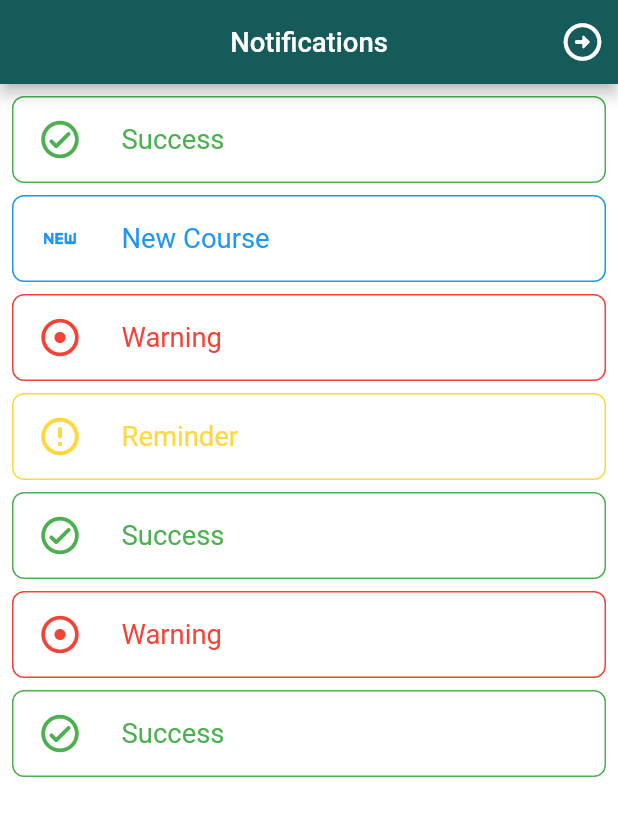
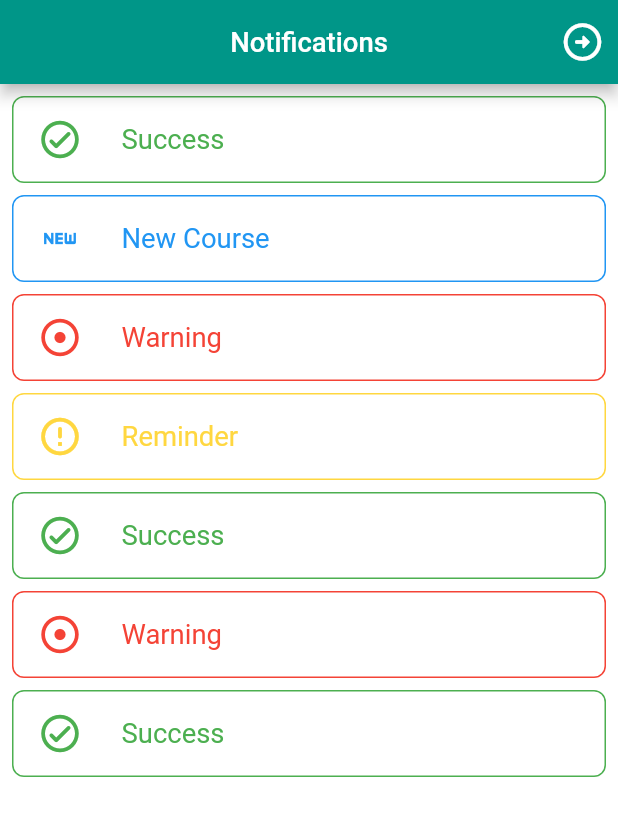
Before and after one commit to alaazamelDev/training_courses, a Flutter app: the screen it shows after launch, after a tap on the "notifications" icon, on a phone screen of 412 x 824 dp. Shown: the top 816 px of the screen. Run offline on Flutter 3.47's test engine with Material 2 defaults, Android fonts, the phone set to English and light mode, and no system bars; our stand-ins replace flutter_rating_bar, flutter_screenutil, flutter_svg.

Commit message:
update course grid item aspectratio and solve some flexibility issues

```diff
--- a/lib/constants/constants.dart
+++ b/lib/constants/constants.dart
@@ -4,7 +4,7 @@ import 'package:training_courses/constants/enums.dart';
 import 'package:training_courses/ui/pages/pages.dart';
 
 // constant colors
-const Color kPrimaryColor = Color(0xFF155B5A);
+const Color kPrimaryColor = Colors.teal;
 const Color kSecondaryColor = Color(0xFFFFFFFF);
 const Color kAccentColor = Color(0xFFFFBA00);
 const Color kGreyColor = Colors.grey;
@@ -75,11 +75,11 @@ final List modificationOptions = [
     'icon': Icons.lock_rounded,
     'title': 'Change the password',
   },
-  {
-    'icon': Icons.person_rounded,
-    'title': 'Name',
-    'trailing': Icons.arrow_forward_rounded
-  },
+  // {
+  //   'icon': Icons.person_rounded,
+  //   'title': 'Name',
+  //   'trailing': Icons.arrow_forward_rounded
+  // },
 ];
 
 // Settings sheet options list
@@ -125,7 +125,7 @@ final List availableClubs = [
 // Current courses list
 final List currentCourses = [
   {
-    'image': 'assets/user.jpg',
+    'image': 'assets/user.png',
     'name': 'Course',
     'date': '01234567',
   },
--- a/lib/ui/pages/courses_page.dart
+++ b/lib/ui/pages/courses_page.dart
@@ -88,9 +88,7 @@ class _CoursesPageState extends State<CoursesPage> {
                     EdgeInsets.symmetric(horizontal: kDefaultHorizontalPadding),
                 child: GridView.builder(
                   gridDelegate: SliverGridDelegateWithFixedCrossAxisCount(
-                    childAspectRatio:
-                        (getScreenWidth(context) / getScreenHeight(context)) *
-                            1.5,
+                    childAspectRatio: 0.9,
                     crossAxisCount: 2,
                     mainAxisSpacing: kDefaultVerticalPadding * 0.5,
                     crossAxisSpacing: kDefaultHorizontalPadding * 0.5,
--- a/lib/ui/pages/home_page.dart
+++ b/lib/ui/pages/home_page.dart
@@ -14,7 +14,7 @@ class _HomePageState extends State<HomePage> {
   @override
   Widget build(BuildContext context) {
     return Scaffold(
-      backgroundColor: kSecondaryColor,
+      backgroundColor: pageIndex == 0 ? kSecondaryColor : kPrimaryColor,
       bottomNavigationBar: CustomButtomNavigationBar(
         onTap: (index) {
           if (pageIndex != index) {
--- a/lib/ui/widgets/course_card.dart
+++ b/lib/ui/widgets/course_card.dart
@@ -29,18 +29,24 @@ class CourseCard extends StatelessWidget {
       child: Stack(
         children: [
           Container(
-            margin:
-                EdgeInsets.symmetric(vertical: kDefaultVerticalPadding * 0.5),
             decoration: BoxDecoration(
               color: kSecondaryColor,
               borderRadius: BorderRadius.circular(20),
             ),
+            margin: showExtraButton
+                ? EdgeInsets.only(bottom: kDefaultVerticalPadding * 0.5)
+                : const EdgeInsets.all(0),
             child: Column(
-              mainAxisAlignment: MainAxisAlignment.center,
+              mainAxisAlignment: showExtraButton
+                  ? MainAxisAlignment.start
+                  : MainAxisAlignment.center,
               children: [
                 Padding(
-                  padding: EdgeInsets.symmetric(
-                      horizontal: kDefaultHorizontalPadding),
+                  padding: EdgeInsets.only(
+                    left: kDefaultHorizontalPadding * 1.5,
+                    right: kDefaultHorizontalPadding * 1.5,
+                    top: kDefaultVerticalPadding * 0.5,
+                  ),
                   child: AspectRatio(
                     aspectRatio: 1,
                     child: ClipRRect(
--- a/lib/ui/widgets/fragments/home_fragment.dart
+++ b/lib/ui/widgets/fragments/home_fragment.dart
@@ -62,7 +62,12 @@ class HomeFragment extends StatelessWidget {
                   SizedBox(height: kDefaultVerticalPadding),
                   SizedBox(
                     height: getScreenHeight(context) * 0.25,
-                    child: ListView.builder(
+                    child: GridView.builder(
+                      gridDelegate:
+                          const SliverGridDelegateWithFixedCrossAxisCount(
+                        childAspectRatio: 1,
+                        crossAxisCount: 1,
+                      ),
                       scrollDirection: Axis.horizontal,
                       padding: EdgeInsets.only(
                           left: kDefaultHorizontalPadding * 0.5),
--- a/lib/ui/widgets/option_listtile.dart
+++ b/lib/ui/widgets/option_listtile.dart
@@ -8,10 +8,12 @@ class OptionListTile extends StatelessWidget {
     required this.icon,
     this.dividerColor,
     required this.onPressed,
+    this.titleColor,
   }) : super(key: key);
   final String title;
   final IconData icon;
   final Color? dividerColor;
+  final Color? titleColor;
   final Function() onPressed; // on list item pressed event
 
   @override
@@ -31,12 +33,12 @@ class OptionListTile extends StatelessWidget {
             ),
             leading: Icon(
               icon,
-              color: kGreyColor,
+              color: titleColor ?? kGreyColor,
             ),
             title: Text(
               title,
               style: TextStyle(
-                color: kGreyColor,
+                color: titleColor ?? kGreyColor,
                 fontSize: kTextFontSize,
               ),
             ),
--- a/lib/ui/widgets/settings_sheet.dart
+++ b/lib/ui/widgets/settings_sheet.dart
@@ -75,7 +75,7 @@ class SettingsSheet extends StatelessWidget {
                       ),
                     ),
                     Divider(
-                      color: Colors.grey.withOpacity(0.5),
+                      color: Colors.white.withOpacity(0.5),
                       height: 0.05,
                     ),
                   ],
```
Also changed, not shown: lib/ui/pages/modification_page.dart (+14 -29 lines), lib/ui/widgets/fragments/profile_fragment.dart (+11 -2 lines), assets/user.jpg (deleted), assets/user.png (added).
